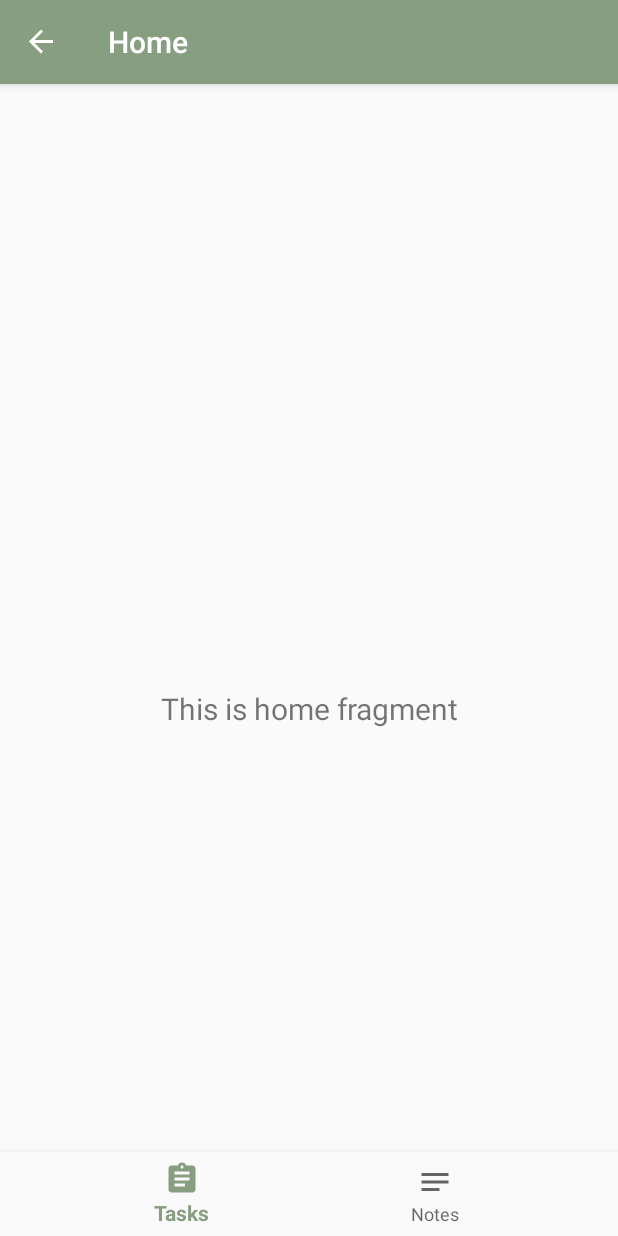
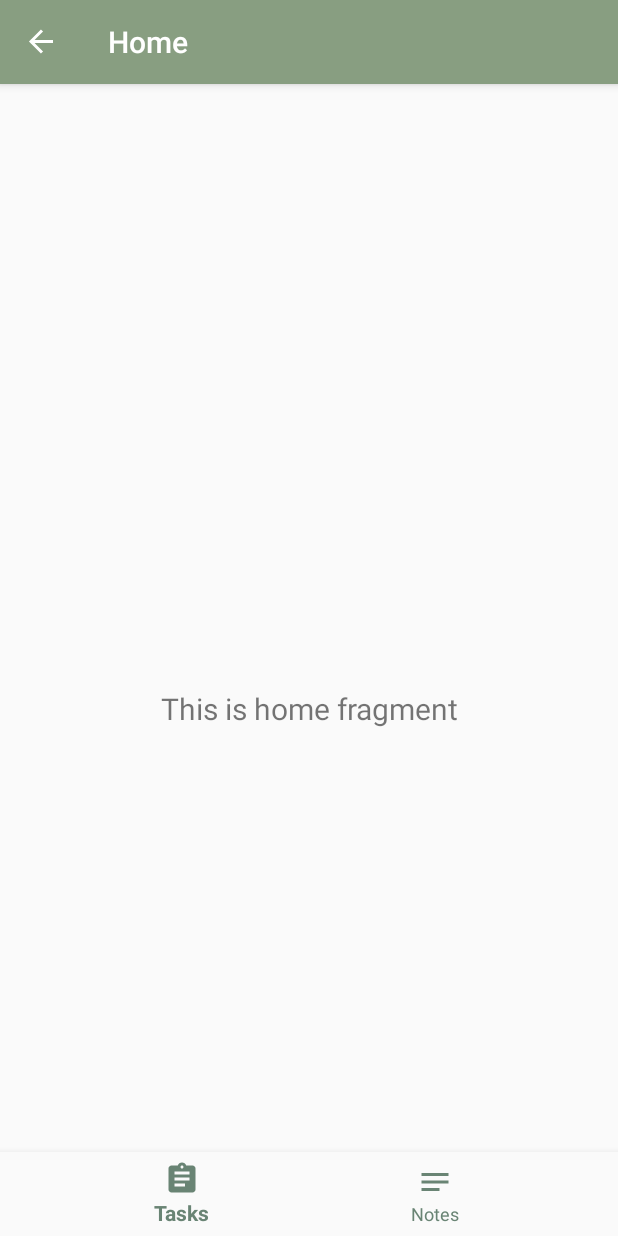
Before and after one commit to Catravine/Notes, an Android app: the screen it shows after launch (NavigationActivity), on a phone screen of 412 x 824 dp. Run offline under Robolectric (Android 15) with nearby library versions, the phone set to English and light mode, and no system bars; our stand-ins replace navigation-ui.

Commit message:
convert navigation basis to kotlin

```diff
--- a/app/build.gradle
+++ b/app/build.gradle
@@ -35,6 +35,7 @@ dependencies {
     implementation 'androidx.navigation:navigation-fragment:2.0.0'
     implementation 'androidx.navigation:navigation-ui:2.0.0'
     implementation 'androidx.lifecycle:lifecycle-extensions:2.0.0'
+    implementation 'androidx.legacy:legacy-support-v4:1.0.0'
     testImplementation 'junit:junit:4.12'
     androidTestImplementation 'androidx.test.ext:junit:1.1.1'
     androidTestImplementation 'androidx.test.espresso:espresso-core:3.2.0'
--- a/app/src/main/AndroidManifest.xml
+++ b/app/src/main/AndroidManifest.xml
@@ -10,7 +10,7 @@
         android:supportsRtl="true"
         android:theme="@style/AppTheme">
         <activity
-            android:name=".NavigationActivity"
+            android:name="navigation.NavigationActivity"
             android:label="@string/title_activity_navigation">
 
             <intent-filter>
--- a/app/src/main/java/com/carolinecourtney/notes/NavigationActivity.java
+++ /dev/null
@@ -1,41 +0,0 @@
-package com.carolinecourtney.notes;
-
-import android.os.Bundle;
-
-import com.google.android.material.bottomnavigation.BottomNavigationView;
-
-import androidx.appcompat.app.AppCompatActivity;
-import androidx.navigation.NavController;
-import androidx.navigation.Navigation;
-import androidx.navigation.ui.AppBarConfiguration;
-import androidx.navigation.ui.NavigationUI;
-
-public class NavigationActivity extends AppCompatActivity {
-
-    @Override
-    protected void onCreate(Bundle savedInstanceState) {
-        super.onCreate(savedInstanceState);
-        setContentView(R.layout.activity_navigation);
-        BottomNavigationView navView = findViewById(R.id.nav_view);
-        // Passing each menu ID as a set of Ids because each
-        // menu should be considered as top level destinations.
-        AppBarConfiguration appBarConfiguration = new AppBarConfiguration.Builder(
-                R.id.navigation_tasks, R.id.navigation_notes)
-                .build();
-        NavController navController = Navigation.findNavController(this, R.id.nav_host_fragment);
-        NavigationUI.setupActionBarWithNavController(this, navController, appBarConfiguration);
-        NavigationUI.setupWithNavController(navView, navController);
-
-        Tag tag = new Tag(
-                "High Proirity",
-                R.color.colorAccent
-        );
-
-        Task task = new Task(
-                "Get Groceries"
-        );
-
-        String s = task.getTitle();
-    }
-
-}
--- a/app/src/main/java/com/carolinecourtney/notes/Models.kt
+++ b/app/src/main/java/models/Models.kt
@@ -1,4 +1,4 @@
-package com.carolinecourtney.notes
+package models
 
 data class Task @JvmOverloads constructor(
     var title: String,
--- /dev/null
+++ b/app/src/main/java/navigation/NavigationActivity.kt
@@ -0,0 +1,28 @@
+package navigation
+
+import android.os.Bundle
+import androidx.appcompat.app.AppCompatActivity
+import androidx.navigation.Navigation
+import androidx.navigation.ui.AppBarConfiguration
+import androidx.navigation.ui.NavigationUI
+import com.carolinecourtney.notes.R
+import com.google.android.material.bottomnavigation.BottomNavigationView
+
+class NavigationActivity : AppCompatActivity() {
+    override fun onCreate(savedInstanceState: Bundle?) {
+        super.onCreate(savedInstanceState)
+        setContentView(R.layout.activity_navigation)
+        val navView = findViewById<BottomNavigationView>(R.id.nav_view)
+        val appBarConfiguration = AppBarConfiguration.Builder(
+            R.id.navigation_tasks,
+            R.id.navigation_notes
+        )
+            .build()
+        val navController =
+            Navigation.findNavController(this,
+                R.id.nav_host_fragment
+            )
+        NavigationUI.setupActionBarWithNavController(this, navController, appBarConfiguration)
+        NavigationUI.setupWithNavController(navView, navController)
+    }
+}
--- a/app/src/main/res/layout/activity_navigation.xml
+++ b/app/src/main/res/layout/activity_navigation.xml
@@ -16,6 +16,8 @@
         app:layout_constraintBottom_toBottomOf="parent"
         app:layout_constraintLeft_toLeftOf="parent"
         app:layout_constraintRight_toRightOf="parent"
+        app:itemIconTint="@color/colorPrimaryDark"
+        app:itemTextColor="@color/colorPrimaryDark"
         app:menu="@menu/bottom_nav_menu" />
 
     <fragment
--- a/app/src/main/res/values/strings.xml
+++ b/app/src/main/res/values/strings.xml
@@ -7,4 +7,7 @@
 
     <string name="title_task">Tasks</string>
     <string name="title_note">Notes</string>
+
+    <!-- TODO: Remove or change this placeholder text -->
+    <string name="hello_blank_fragment">Hello blank fragment</string>
 </resources>
```
Also changed, not shown: app/src/main/java/com/carolinecourtney/notes/ui/NotesListFragment.java (added, +35 -0 lines), app/src/main/res/layout/fragment_notes_list.xml (added, +14 -0 lines).
